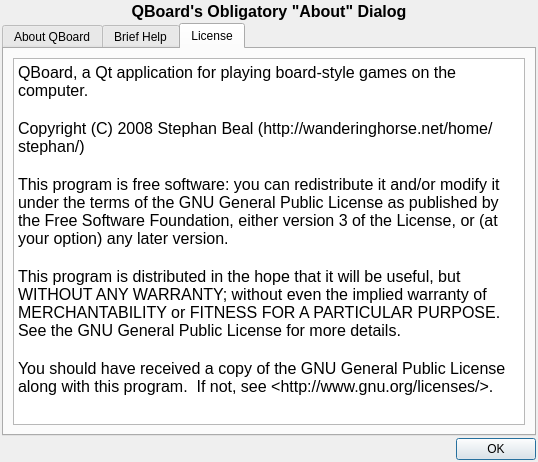
Old version of the form ui/AboutQBoard.ui in the repository bartorzech2/qboard.
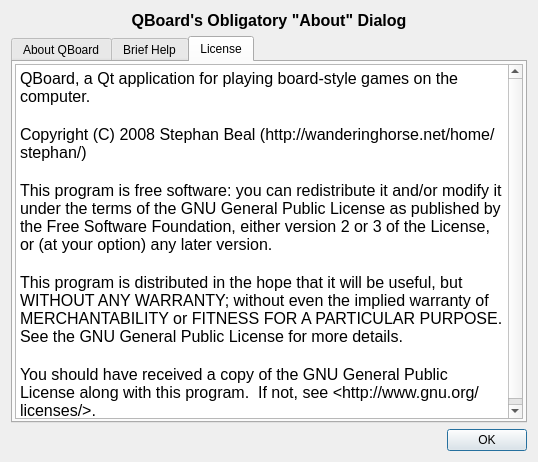
New version of the form. The open tabs and pages were chosen to show the change. Icons and pictures are not drawn.

The edit to the form file:
```diff
--- a/ui/AboutQBoard.ui
+++ b/ui/AboutQBoard.ui
@@ -13,12 +13,6 @@
    <string>Dialog</string>
   </property>
   <layout class="QGridLayout" name="gridLayout_2" >
-   <property name="margin" >
-    <number>2</number>
-   </property>
-   <property name="spacing" >
-    <number>2</number>
-   </property>
    <item row="0" column="0" >
     <widget class="QLabel" name="labelHeader" >
      <property name="font" >
@@ -141,14 +135,20 @@
        <rect>
         <x>0</x>
         <y>0</y>
-        <width>530</width>
-        <height>368</height>
+        <width>516</width>
+        <height>346</height>
        </rect>
       </property>
       <attribute name="title" >
        <string>License</string>
       </attribute>
       <layout class="QGridLayout" name="gridLayout_4" >
+       <property name="margin" >
+        <number>2</number>
+       </property>
+       <property name="spacing" >
+        <number>2</number>
+       </property>
        <item row="0" column="0" >
         <widget class="QTextBrowser" name="textBrowserLicense" >
          <property name="html" >
@@ -160,7 +160,7 @@
 &lt;p style="-qt-paragraph-type:empty; margin-top:0px; margin-bottom:0px; margin-left:0px; margin-right:0px; -qt-block-indent:0; text-indent:0px;">&lt;/p>
 &lt;p style=" margin-top:0px; margin-bottom:0px; margin-left:0px; margin-right:0px; -qt-block-indent:0; text-indent:0px;">Copyright (C) 2008 Stephan Beal (http://wanderinghorse.net/home/stephan/)&lt;/p>
 &lt;p style="-qt-paragraph-type:empty; margin-top:0px; margin-bottom:0px; margin-left:0px; margin-right:0px; -qt-block-indent:0; text-indent:0px;">&lt;/p>
-&lt;p style=" margin-top:0px; margin-bottom:0px; margin-left:0px; margin-right:0px; -qt-block-indent:0; text-indent:0px;">This program is free software: you can redistribute it and/or modify it under the terms of the GNU General Public License as published by the Free Software Foundation, either version 3 of the License, or (at your option) any later version.&lt;/p>
+&lt;p style=" margin-top:0px; margin-bottom:0px; margin-left:0px; margin-right:0px; -qt-block-indent:0; text-indent:0px;">This program is free software: you can redistribute it and/or modify it under the terms of the GNU General Public License as published by the Free Software Foundation, either version 2 or 3 of the License, or (at your option) any later version.&lt;/p>
 &lt;p style="-qt-paragraph-type:empty; margin-top:0px; margin-bottom:0px; margin-left:0px; margin-right:0px; -qt-block-indent:0; text-indent:0px;">&lt;/p>
 &lt;p style=" margin-top:0px; margin-bottom:0px; margin-left:0px; margin-right:0px; -qt-block-indent:0; text-indent:0px;">This program is distributed in the hope that it will be useful, but WITHOUT ANY WARRANTY; without even the implied warranty of MERCHANTABILITY or FITNESS FOR A PARTICULAR PURPOSE.  See the GNU General Public License for more details.&lt;/p>
 &lt;p style="-qt-paragraph-type:empty; margin-top:0px; margin-bottom:0px; margin-left:0px; margin-right:0px; -qt-block-indent:0; text-indent:0px;">&lt;/p>
```
Left out of the diff: 18 changed lines with no effect on the pictures.
